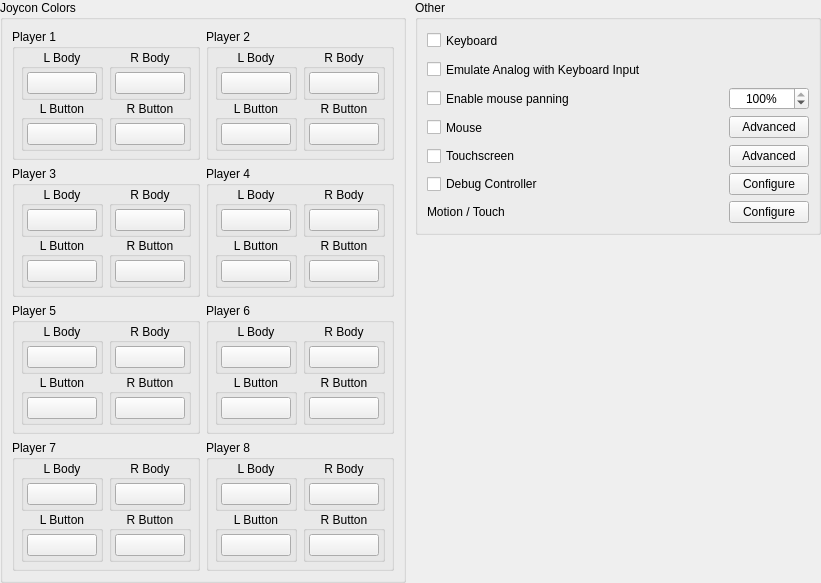
First picture: the form in src/yuzu/configuration/configure_input_advanced.ui, repository QuantumGhost/yuzu, before the edit.
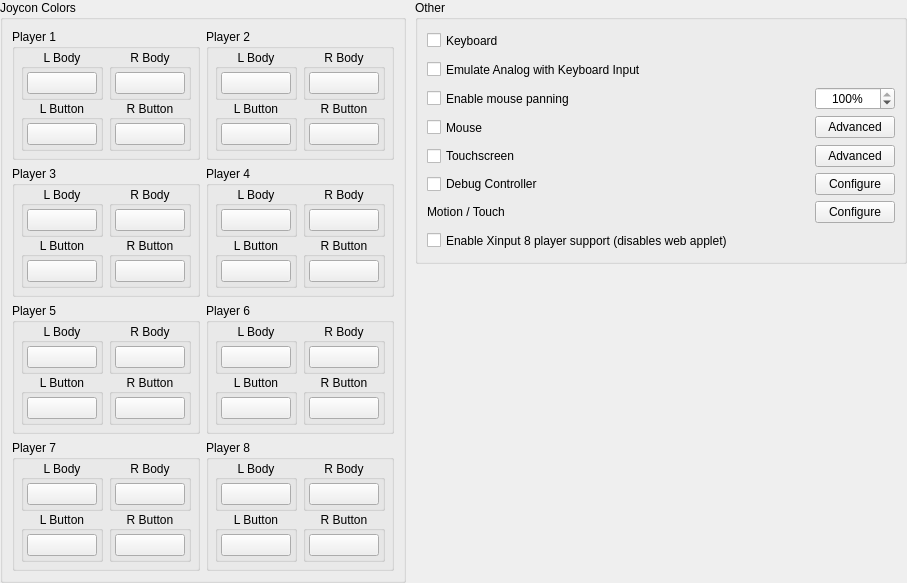
Second picture: the form after the edit.

The edit to the form file:
```diff
--- a/src/yuzu/configuration/configure_input_advanced.ui
+++ b/src/yuzu/configuration/configure_input_advanced.ui
@@ -2672,6 +2672,22 @@
                  </property>
                 </widget>
                </item>
+               <item row="9" column="0">
+                 <widget class="QCheckBox" name="enable_raw_input">
+                   <property name="toolTip">
+                     <string>Requires restarting yuzu</string>
+                   </property>
+                   <property name="minimumSize">
+                     <size>
+                       <width>0</width>
+                       <height>23</height>
+                     </size>
+                   </property>
+                   <property name="text">
+                     <string>Enable Xinput 8 player support (disables web applet)</string>
+                   </property>
+                 </widget>
+               </item>
               </layout>
              </widget>
             </item>
```
